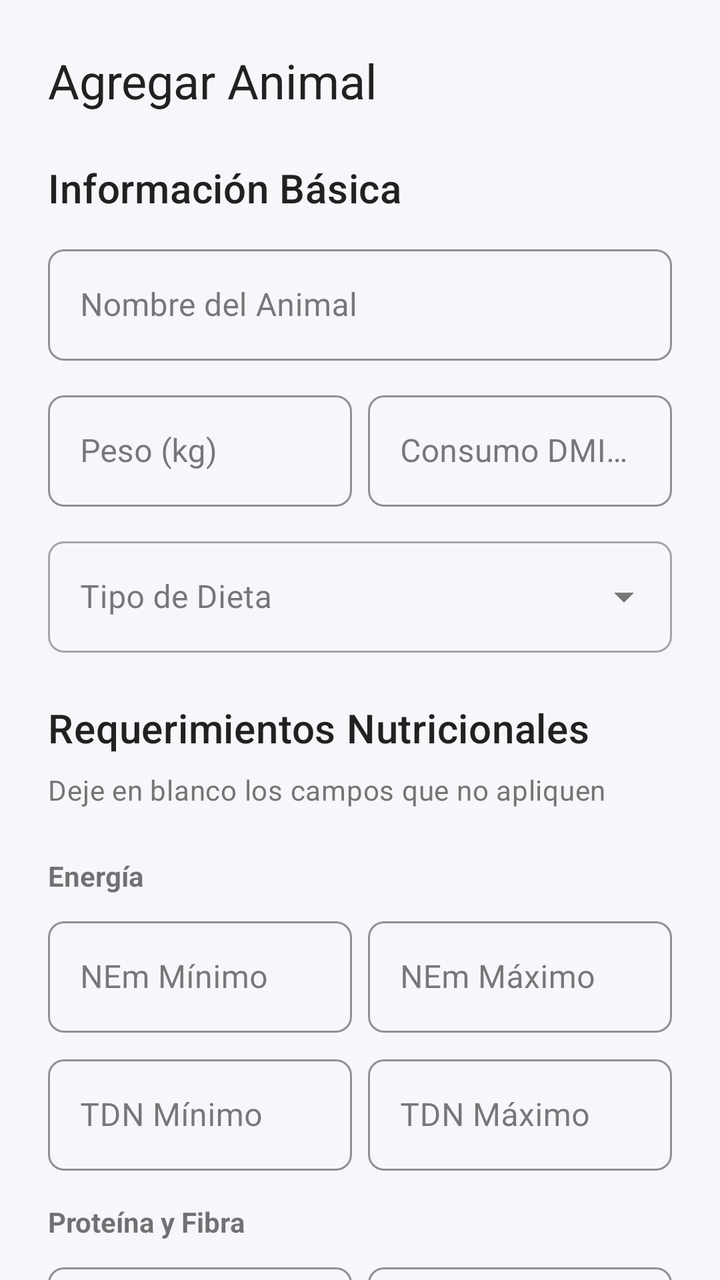
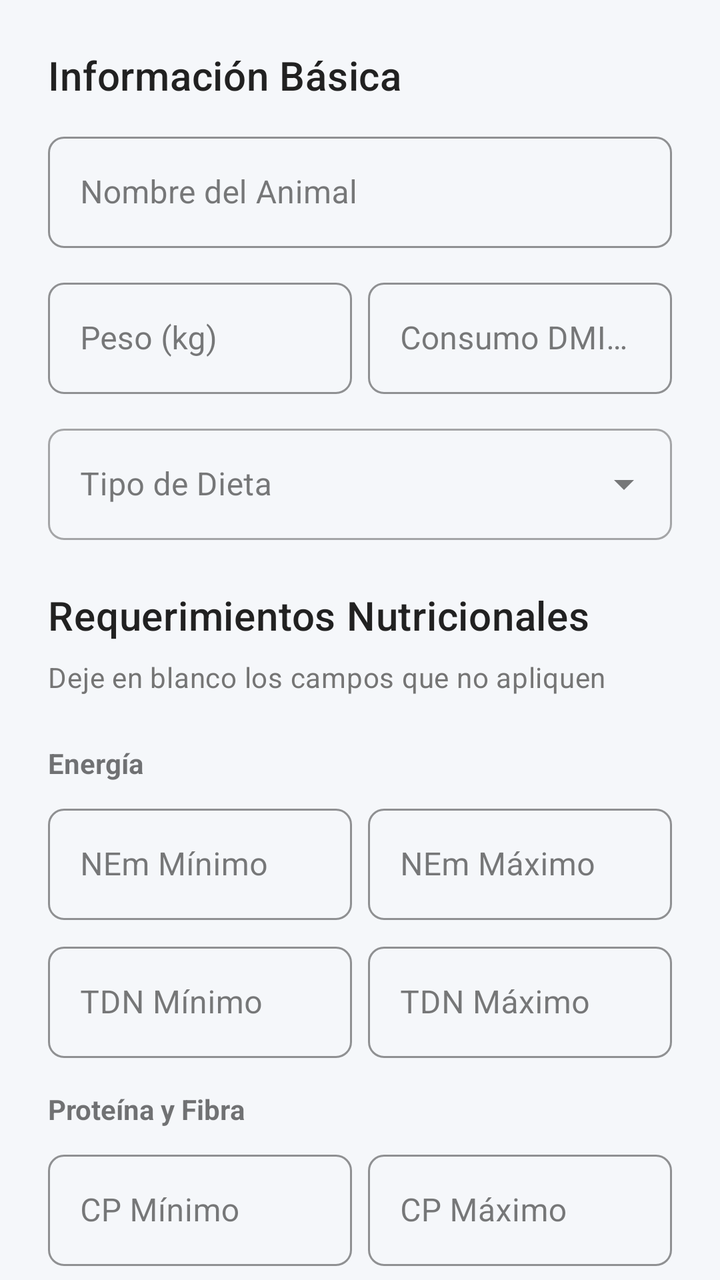

An Android layout rendered at two revisions. The XML below is the earlier revision; the diff shows what the commit changed to produce the second picture.
<!-- AndroidManifest.xml: application theme Theme.Dietasapp -->
<!-- res/layout/dialog_animal_complete.xml -->
<?xml version="1.0" encoding="utf-8"?>
<androidx.core.widget.NestedScrollView xmlns:android="http://schemas.android.com/apk/res/android"
    xmlns:app="http://schemas.android.com/apk/res-auto"
    android:layout_width="match_parent"
    android:layout_height="wrap_content"
    android:fillViewport="true">

    <LinearLayout
        android:layout_width="match_parent"
        android:layout_height="wrap_content"
        android:orientation="vertical"
        android:padding="24dp">

        
        <TextView
            android:id="@+id/tvTitulo"
            android:layout_width="match_parent"
            android:layout_height="wrap_content"
            android:text="@string/agregar_animal"
            android:textAppearance="@style/TextAppearance.Dietasapp.Headline1"
            android:layout_marginBottom="24dp" />

        
        <TextView
            android:layout_width="match_parent"
            android:layout_height="wrap_content"
            android:text="Información Básica"
            android:textAppearance="@style/TextAppearance.Dietasapp.Headline2"
            android:layout_marginBottom="12dp" />

        <com.google.android.material.textfield.TextInputLayout
            android:id="@+id/tilNombre"
            style="@style/Widget.Dietasapp.TextInputLayout"
            android:layout_width="match_parent"
            android:layout_height="wrap_content"
            android:hint="@string/nombre_animal"
            android:layout_marginBottom="12dp">

            <com.google.android.material.textfield.TextInputEditText
                android:id="@+id/etNombre"
                android:layout_width="match_parent"
                android:layout_height="wrap_content"
                android:inputType="textCapWords"
                android:maxLines="1" />
        </com.google.android.material.textfield.TextInputLayout>

        <LinearLayout
            android:layout_width="match_parent"
            android:layout_height="wrap_content"
            android:orientation="horizontal"
            android:layout_marginBottom="12dp">

            <com.google.android.material.textfield.TextInputLayout
                android:id="@+id/tilPeso"
                style="@style/Widget.Dietasapp.TextInputLayout"
                android:layout_width="0dp"
                android:layout_height="wrap_content"
                android:layout_weight="1"
                android:layout_marginEnd="8dp"
                android:hint="@string/peso_kg"
                app:suffixText="kg">

                <com.google.android.material.textfield.TextInputEditText
                    android:id="@+id/etPeso"
                    android:layout_width="match_parent"
                    android:layout_height="wrap_content"
                    android:inputType="numberDecimal"
                    android:maxLines="1" />
            </com.google.android.material.textfield.TextInputLayout>

            <com.google.android.material.textfield.TextInputLayout
                android:id="@+id/tilDMI"
                style="@style/Widget.Dietasapp.TextInputLayout"
                android:layout_width="0dp"
                android:layout_height="wrap_content"
                android:layout_weight="1"
                android:hint="@string/consumo_dmi"
                app:suffixText="kg/d">

                <com.google.android.material.textfield.TextInputEditText
                    android:id="@+id/etDMI"
                    android:layout_width="match_parent"
                    android:layout_height="wrap_content"
                    android:inputType="numberDecimal"
                    android:maxLines="1" />
            </com.google.android.material.textfield.TextInputLayout>
        </LinearLayout>

        <com.google.android.material.textfield.TextInputLayout
            android:id="@+id/tilTipoDieta"
            style="@style/Widget.MaterialComponents.TextInputLayout.OutlinedBox.ExposedDropdownMenu"
            android:layout_width="match_parent"
            android:layout_height="wrap_content"
            android:hint="@string/tipo_dieta"
            android:layout_marginBottom="24dp">

            <AutoCompleteTextView
                android:id="@+id/spinnerTipoDieta"
                android:layout_width="match_parent"
                android:layout_height="wrap_content"
                android:inputType="none" />
        </com.google.android.material.textfield.TextInputLayout>

        
        <TextView
            android:layout_width="match_parent"
            android:layout_height="wrap_content"
            android:text="Requerimientos Nutricionales"
            android:textAppearance="@style/TextAppearance.Dietasapp.Headline2"
            android:layout_marginBottom="8dp" />

        <TextView
            android:layout_width="match_parent"
            android:layout_height="wrap_content"
            android:text="Deje en blanco los campos que no apliquen"
            android:textAppearance="@style/TextAppearance.Dietasapp.Body2"
            android:layout_marginBottom="16dp" />

        
        <TextView
            android:layout_width="match_parent"
            android:layout_height="wrap_content"
            android:text="Energía"
            android:textStyle="bold"
            android:layout_marginTop="8dp"
            android:layout_marginBottom="8dp" />

        <LinearLayout
            android:layout_width="match_parent"
            android:layout_height="wrap_content"
            android:orientation="horizontal"
            android:layout_marginBottom="8dp">

            <com.google.android.material.textfield.TextInputLayout
                style="@style/Widget.Dietasapp.TextInputLayout"
                android:layout_width="0dp"
                android:layout_height="wrap_content"
                android:layout_weight="1"
                android:layout_marginEnd="8dp"
                android:hint="NEm Mínimo"
                app:suffixText="Mcal/kg">

                <com.google.android.material.textfield.TextInputEditText
                    android:id="@+id/etNEmMin"
                    android:layout_width="match_parent"
                    android:layout_height="wrap_content"
                    android:inputType="numberDecimal" />
            </com.google.android.material.textfield.TextInputLayout>

            <com.google.android.material.textfield.TextInputLayout
                style="@style/Widget.Dietasapp.TextInputLayout"
                android:layout_width="0dp"
                android:layout_height="wrap_content"
                android:layout_weight="1"
                android:hint="NEm Máximo"
                app:suffixText="Mcal/kg">

                <com.google.android.material.textfield.TextInputEditText
                    android:id="@+id/etNEmMax"
                    android:layout_width="match_parent"
                    android:layout_height="wrap_content"
                    android:inputType="numberDecimal" />
            </com.google.android.material.textfield.TextInputLayout>
        </LinearLayout>

        <LinearLayout
            android:layout_width="match_parent"
            android:layout_height="wrap_content"
            android:orientation="horizontal"
            android:layout_marginBottom="8dp">

            <com.google.android.material.textfield.TextInputLayout
                style="@style/Widget.Dietasapp.TextInputLayout"
                android:layout_width="0dp"
                android:layout_height="wrap_content"
                android:layout_weight="1"
                android:layout_marginEnd="8dp"
                android:hint="TDN Mínimo"
                app:suffixText="%">

                <com.google.android.material.textfield.TextInputEditText
                    android:id="@+id/etTDNMin"
                    android:layout_width="match_parent"
                    android:layout_height="wrap_content"
                    android:inputType="numberDecimal" />
            </com.google.android.material.textfield.TextInputLayout>

            <com.google.android.material.textfield.TextInputLayout
                style="@style/Widget.Dietasapp.TextInputLayout"
                android:layout_width="0dp"
                android:layout_height="wrap_content"
                android:layout_weight="1"
                android:hint="TDN Máximo"
                app:suffixText="%">

                <com.google.android.material.textfield.TextInputEditText
                    android:id="@+id/etTDNMax"
                    android:layout_width="match_parent"
                    android:layout_height="wrap_content"
                    android:inputType="numberDecimal" />
            </com.google.android.material.textfield.TextInputLayout>
        </LinearLayout>

        
        <TextView
            android:layout_width="match_parent"
            android:layout_height="wrap_content"
            android:text="Proteína y Fibra"
            android:textStyle="bold"
            android:layout_marginTop="8dp"
            android:layout_marginBottom="8dp" />

        <LinearLayout
            android:layout_width="match_parent"
            android:layout_height="wrap_content"
            android:orientation="horizontal"
            android:layout_marginBottom="8dp">

            <com.google.android.material.textfield.TextInputLayout
                style="@style/Widget.Dietasapp.TextInputLayout"
                android:layout_width="0dp"
                android:layout_height="wrap_content"
                android:layout_weight="1"
                android:layout_marginEnd="8dp"
                android:hint="CP Mínimo"
                app:suffixText="%">

                <com.google.android.material.textfield.TextInputEditText
                    android:id="@+id/etCPMin"
                    android:layout_width="match_parent"
                    android:layout_height="wrap_content"
                    android:inputType="numberDecimal" />
            </com.google.android.material.textfield.TextInputLayout>

            <com.google.android.material.textfield.TextInputLayout
                style="@style/Widget.Dietasapp.TextInputLayout"
                android:layout_width="0dp"
                android:layout_height="wrap_content"
                android:layout_weight="1"
                android:hint="CP Máximo"
                app:suffixText="%">

                <com.google.android.material.textfield.TextInputEditText
                    android:id="@+id/etCPMax"
                    android:layout_width="match_parent"
                    android:layout_height="wrap_content"
                    android:inputType="numberDecimal" />
            </com.google.android.material.textfield.TextInputLayout>
        </LinearLayout>

        <LinearLayout
            android:layout_width="match_parent"
            android:layout_height="wrap_content"
            android:orientation="horizontal"
            android:layout_marginBottom="8dp">

            <com.google.android.material.textfield.TextInputLayout
                style="@style/Widget.Dietasapp.TextInputLayout"
                android:layout_width="0dp"
                android:layout_height="wrap_content"
                android:layout_weight="1"
                android:layout_marginEnd="8dp"
                android:hint="NDF Mínimo"
                app:suffixText="%">

                <com.google.android.material.textfield.TextInputEditText
                    android:id="@+id/etNDFMin"
                    android:layout_width="match_parent"
                    android:layout_height="wrap_content"
                    android:inputType="numberDecimal" />
            </com.google.android.material.textfield.TextInputLayout>

            <com.google.android.material.textfield.TextInputLayout
                style="@style/Widget.Dietasapp.TextInputLayout"
                android:layout_width="0dp"
                android:layout_height="wrap_content"
                android:layout_weight="1"
                android:hint="NDF Máximo"
                app:suffixText="%">

                <com.google.android.material.textfield.TextInputEditText
                    android:id="@+id/etNDFMax"
                    android:layout_width="match_parent"
                    android:layout_height="wrap_content"
                    android:inputType="numberDecimal" />
            </com.google.android.material.textfield.TextInputLayout>
        </LinearLayout>

        
        <TextView
            android:layout_width="match_parent"
            android:layout_height="wrap_content"
            android:text="Minerales"
            android:textStyle="bold"
            android:layout_marginTop="8dp"
            android:layout_marginBottom="8dp" />

        <LinearLayout
            android:layout_width="match_parent"
            android:layout_height="wrap_content"
            android:orientation="horizontal"
            android:layout_marginBottom="8dp">

            <com.google.android.material.textfield.TextInputLayout
                style="@style/Widget.Dietasapp.TextInputLayout"
                android:layout_width="0dp"
                android:layout_height="wrap_content"
                android:layout_weight="1"
                android:layout_marginEnd="8dp"
                android:hint="Ca Mínimo"
                app:suffixText="%">

                <com.google.android.material.textfield.TextInputEditText
                    android:id="@+id/etCaMin"
                    android:layout_width="match_parent"
                    android:layout_height="wrap_content"
                    android:inputType="numberDecimal" />
            </com.google.android.material.textfield.TextInputLayout>

            <com.google.android.material.textfield.TextInputLayout
                style="@style/Widget.Dietasapp.TextInputLayout"
                android:layout_width="0dp"
                android:layout_height="wrap_content"
                android:layout_weight="1"
                android:hint="Ca Máximo"
                app:suffixText="%">

                <com.google.android.material.textfield.TextInputEditText
                    android:id="@+id/etCaMax"
                    android:layout_width="match_parent"
                    android:layout_height="wrap_content"
                    android:inputType="numberDecimal" />
            </com.google.android.material.textfield.TextInputLayout>
        </LinearLayout>

        <LinearLayout
            android:layout_width="match_parent"
            android:layout_height="wrap_content"
            android:orientation="horizontal"
            android:layout_marginBottom="8dp">

            <com.google.android.material.textfield.TextInputLayout
                style="@style/Widget.Dietasapp.TextInputLayout"
                android:layout_width="0dp"
                android:layout_height="wrap_content"
                android:layout_weight="1"
                android:layout_marginEnd="8dp"
                android:hint="P Mínimo"
                app:suffixText="%">

                <com.google.android.material.textfield.TextInputEditText
                    android:id="@+id/etPMin"
                    android:layout_width="match_parent"
                    android:layout_height="wrap_content"
                    android:inputType="numberDecimal" />
            </com.google.android.material.textfield.TextInputLayout>

            <com.google.android.material.textfield.TextInputLayout
                style="@style/Widget.Dietasapp.TextInputLayout"
                android:layout_width="0dp"
                android:layout_height="wrap_content"
                android:layout_weight="1"
                android:hint="P Máximo"
                app:suffixText="%">

                <com.google.android.material.textfield.TextInputEditText
                    android:id="@+id/etPMax"
                    android:layout_width="match_parent"
                    android:layout_height="wrap_content"
                    android:inputType="numberDecimal" />
            </com.google.android.material.textfield.TextInputLayout>
        </LinearLayout>

        
        <TextView
            android:layout_width="match_parent"
            android:layout_height="wrap_content"
            android:text="Grasa"
            android:textStyle="bold"
            android:layout_marginTop="8dp"
            android:layout_marginBottom="8dp" />

        <LinearLayout
            android:layout_width="match_parent"
            android:layout_height="wrap_content"
            android:orientation="horizontal"
            android:layout_marginBottom="24dp">

            <com.google.android.material.textfield.TextInputLayout
                style="@style/Widget.Dietasapp.TextInputLayout"
                android:layout_width="0dp"
                android:layout_height="wrap_content"
                android:layout_weight="1"
                android:layout_marginEnd="8dp"
                android:hint="Fat Mínimo"
                app:suffixText="%">

                <com.google.android.material.textfield.TextInputEditText
                    android:id="@+id/etFatMin"
                    android:layout_width="match_parent"
                    android:layout_height="wrap_content"
                    android:inputType="numberDecimal" />
            </com.google.android.material.textfield.TextInputLayout>

            <com.google.android.material.textfield.TextInputLayout
                style="@style/Widget.Dietasapp.TextInputLayout"
                android:layout_width="0dp"
                android:layout_height="wrap_content"
                android:layout_weight="1"
                android:hint="Fat Máximo"
                app:suffixText="%">

                <com.google.android.material.textfield.TextInputEditText
                    android:id="@+id/etFatMax"
                    android:layout_width="match_parent"
                    android:layout_height="wrap_content"
                    android:inputType="numberDecimal" />
            </com.google.android.material.textfield.TextInputLayout>
        </LinearLayout>

        
        <LinearLayout
            android:layout_width="match_parent"
            android:layout_height="wrap_content"
            android:orientation="horizontal"
            android:gravity="end">

            <com.google.android.material.button.MaterialButton
                android:id="@+id/btnCancelar"
                style="@style/Widget.Dietasapp.Button.Outlined"
                android:layout_width="wrap_content"
                android:layout_height="wrap_content"
                android:text="@string/cancelar"
                android:layout_marginEnd="8dp" />

            <com.google.android.material.button.MaterialButton
                android:id="@+id/btnGuardar"
                android:layout_width="wrap_content"
                android:layout_height="wrap_content"
                android:text="@string/guardar" />
        </LinearLayout>
    </LinearLayout>
</androidx.core.widget.NestedScrollView>
<!-- resources referenced by this layout -->
<resources>
  <string name="agregar_animal">Agregar Animal</string>
  <string name="cancelar">Cancelar</string>
  <string name="consumo_dmi">Consumo DMI (kg/día)</string>
  <string name="guardar">Guardar</string>
  <string name="nombre_animal">Nombre del Animal</string>
  <string name="peso_kg">Peso (kg)</string>
  <string name="tipo_dieta">Tipo de Dieta</string>
  <style name="TextAppearance.Dietasapp.Body2" parent="TextAppearance.MaterialComponents.Body2">
          <item name="android:textColor">@color/text_secondary_light</item>
          <item name="android:textSize">14sp</item>
      </style>
  <style name="TextAppearance.Dietasapp.Headline1" parent="TextAppearance.MaterialComponents.Headline5">
          <item name="android:textColor">@color/text_primary_light</item>
          <item name="android:textSize">24sp</item>
          <item name="android:fontFamily">sans-serif-medium</item>
      </style>
  <style name="TextAppearance.Dietasapp.Headline2" parent="TextAppearance.MaterialComponents.Headline6">
          <item name="android:textColor">@color/text_primary_light</item>
          <item name="android:textSize">20sp</item>
          <item name="android:fontFamily">sans-serif-medium</item>
      </style>
  <style name="Widget.Dietasapp.Button.Outlined" parent="Widget.MaterialComponents.Button.OutlinedButton">
          <item name="android:textColor">@color/primary_blue</item>
          <item name="strokeColor">@color/primary_blue</item>
          <item name="cornerRadius">8dp</item>
          <item name="android:textAllCaps">false</item>
      </style>
  <style name="Widget.Dietasapp.TextInputLayout" parent="Widget.MaterialComponents.TextInputLayout.OutlinedBox">
          <item name="boxStrokeColor">@color/primary_blue</item>
          <item name="hintTextColor">@color/primary_blue</item>
          <item name="boxCornerRadiusTopStart">8dp</item>
          <item name="boxCornerRadiusTopEnd">8dp</item>
          <item name="boxCornerRadiusBottomStart">8dp</item>
          <item name="boxCornerRadiusBottomEnd">8dp</item>
      </style>
  <color name="text_secondary_light">#757575</color>
  <color name="text_primary_light">#212121</color>
  <color name="primary_blue">#1976D2</color>
  <color name="primary_blue_dark">#0D47A1</color>
  <color name="white">#FFFFFF</color>
  <color name="secondary_teal">#00ACC1</color>
  <color name="secondary_teal_dark">#00838F</color>
  <color name="background_light">#F5F7FA</color>
  <color name="surface_light">#FFFFFF</color>
  <color name="error">#F44336</color>
  <style name="Widget.Dietasapp.Chip" parent="Widget.MaterialComponents.Chip.Choice">
          <item name="chipBackgroundColor">@color/primary_blue_light</item>
          <item name="android:textColor">@color/white</item>
          <item name="chipCornerRadius">16dp</item>
      </style>
  <style name="Widget.Dietasapp.CardView" parent="Widget.MaterialComponents.CardView">
          <item name="cardBackgroundColor">@color/card_background_light</item>
          <item name="cardCornerRadius">12dp</item>
          <item name="cardElevation">4dp</item>
          <item name="contentPadding">16dp</item>
      </style>
  <style name="Widget.Dietasapp.Button" parent="Widget.MaterialComponents.Button">
          <item name="android:textColor">@color/white</item>
          <item name="backgroundTint">@color/primary_blue</item>
          <item name="cornerRadius">8dp</item>
          <item name="android:textAllCaps">false</item>
          <item name="android:fontFamily">sans-serif-medium</item>
      </style>
  <color name="primary_blue_light">#42A5F5</color>
  <color name="card_background_light">#FFFFFF</color>
  <!-- unchanged entries left out for length: 1 -->
</resources>

<!-- the commit's change to res/layout/dialog_animal_complete.xml (unified diff, before → after) -->
@@ -12,13 +12,6 @@
         android:padding="24dp">
 
         
-        <TextView
-            android:id="@+id/tvTitulo"
-            android:layout_width="match_parent"
-            android:layout_height="wrap_content"
-            android:text="@string/agregar_animal"
-            android:textAppearance="@style/TextAppearance.Dietasapp.Headline1"
-            android:layout_marginBottom="24dp" />
 
         
         <TextView
<!-- resource entries referenced after the edit -->
@@ -1,6 +1,5 @@
 <!-- resources referenced by this layout -->
 <resources>
-  <string name="agregar_animal">Agregar Animal</string>
   <string name="cancelar">Cancelar</string>
   <string name="consumo_dmi">Consumo DMI (kg/día)</string>
   <string name="guardar">Guardar</string>
@@ -10,11 +9,6 @@
   <style name="TextAppearance.Dietasapp.Body2" parent="TextAppearance.MaterialComponents.Body2">
           <item name="android:textColor">@color/text_secondary_light</item>
           <item name="android:textSize">14sp</item>
-      </style>
-  <style name="TextAppearance.Dietasapp.Headline1" parent="TextAppearance.MaterialComponents.Headline5">
-          <item name="android:textColor">@color/text_primary_light</item>
-          <item name="android:textSize">24sp</item>
-          <item name="android:fontFamily">sans-serif-medium</item>
       </style>
   <style name="TextAppearance.Dietasapp.Headline2" parent="TextAppearance.MaterialComponents.Headline6">
           <item name="android:textColor">@color/text_primary_light</item>
